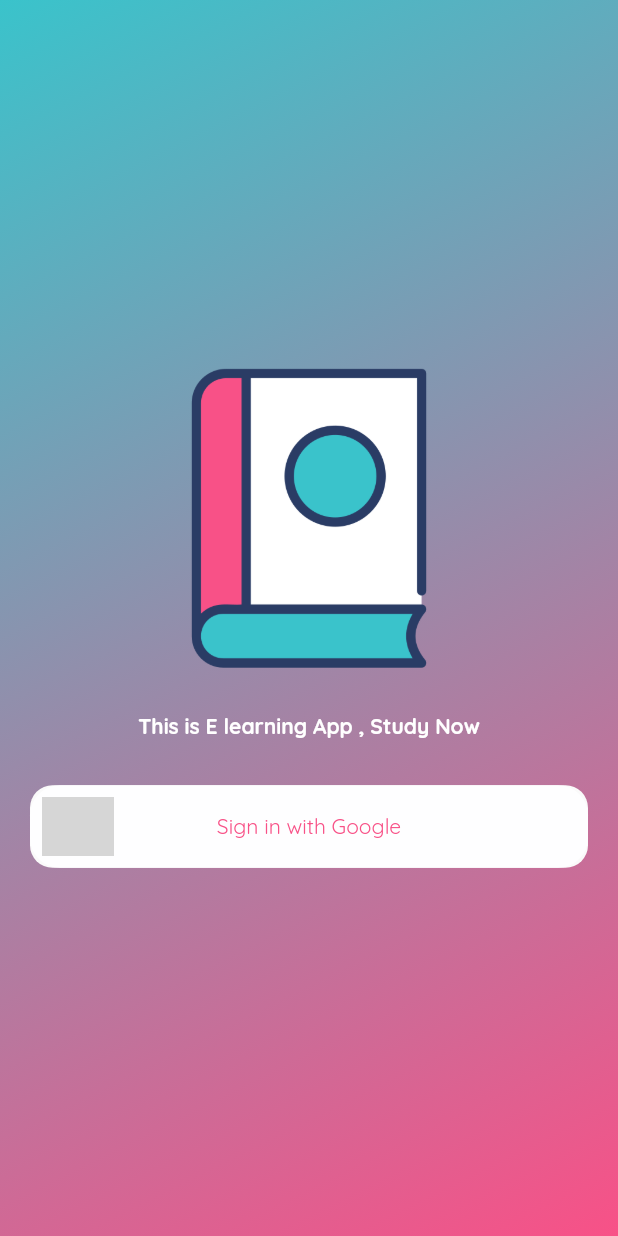
After one commit to fajarmuhammadsidiq/elearningapp, a Flutter app: the LoginScreen screen opened by its route, after a tap on "Sign in with Google", on a phone screen of 412 x 824 dp. The commit adds this screen. Run offline on Flutter 3.47's test engine with Material 2 defaults, Android fonts, the phone set to English and light mode, and no system bars; our stand-ins replace cached_network_image, cloud_firestore, firebase_auth, firebase_core, firebase_storage, flutter_svg and 4 more; accounts and stored records are empty; project files that could hold a hidden picture were left out; grey boxes are pictures that could not be loaded.

Commit message:
add login google

```diff
--- a/lib/controllers/question_paper/auth_controller.dart
+++ b/lib/controllers/question_paper/auth_controller.dart
@@ -1,19 +1,77 @@
+import 'package:elearning_app/firebase/references.dart';
+import 'package:elearning_app/widget/dialogs/dialogs_widget.dart';
+import 'package:firebase_auth/firebase_auth.dart';
+import 'package:flutter/material.dart';
 import 'package:get/get.dart';
+import 'package:google_sign_in/google_sign_in.dart';
+
+import '../../screens/login/login_screen.dart';
 
 class AuthController extends GetxController {
   @override
   void onReady() {
     // TODO: implement onReady
     initAuth();
+
     super.onReady();
   }
 
+  late FirebaseAuth auth;
+  final _user = Rxn<User>();
+  late Stream<User?> _authStateChanges;
+
   void initAuth() async {
     await Future.delayed(Duration(seconds: 2));
+
+    auth = FirebaseAuth.instance;
+    _authStateChanges = auth.authStateChanges();
+    _authStateChanges.listen((User? user) {
+      _user.value = user;
+    });
     navigateToIntroduction();
+  }
+
+  signWithGoogle() async {
+    final GoogleSignIn _googleSignIn = GoogleSignIn();
+    try {
+      GoogleSignInAccount? account = await _googleSignIn.signIn();
+      if (account != null) {
+        final _authAccount = await account.authentication;
+        final _credential = GoogleAuthProvider.credential(
+            idToken: _authAccount.idToken,
+            accessToken: _authAccount.accessToken);
+        await auth.signInWithCredential(_credential);
+        await saveUser(account);
+      }
+    } on Exception catch (error) {
+      print(error);
+    }
+  }
+
+  saveUser(GoogleSignInAccount account) {
+    userRF.doc(account.email).set({
+      "email": account.email,
+      "name": account.displayName,
+      "profilepic": account.photoUrl
+    });
   }
 
   void navigateToIntroduction() {
     Get.offAllNamed("/introduction");
   }
+
+  void showLoginAlertDialogue() {
+    Get.dialog(Dialogs.questionStartDialogue(onTap: () {
+      Get.back();
+      navigateToLoginPage();
+    }), barrierDismissible: false);
+  }
+
+  bool isLogin() {
+    return auth.currentUser != null;
+  }
+
+  void navigateToLoginPage() {
+    Get.toNamed(LoginScreen.routeName);
+  }
 }
--- a/lib/firebase/references.dart
+++ b/lib/firebase/references.dart
@@ -2,6 +2,9 @@ import 'package:cloud_firestore/cloud_firestore.dart';
 
 final firestore = FirebaseFirestore.instance;
 final questionPaperRF = firestore.collection('questionPapers');
+
+final userRF = firestore.collection("user ");
+
 DocumentReference questionRF({
   required String paperId,
   required String questionId,
--- a/lib/routes/app_route.dart
+++ b/lib/routes/app_route.dart
@@ -5,6 +5,7 @@ import 'package:get/get.dart';
 
 import '../controllers/question_paper/question_papers/question_papers_controller.dart';
 import '../screens/introduction/introduction.dart';
+import '../screens/login/login_screen.dart';
 
 class AppRoutes {
   static List<GetPage> route() => [
@@ -22,6 +23,10 @@ class AppRoutes {
             binding: BindingsBuilder(() {
               Get.put(QuestionPaperController());
               Get.put(MyZoomDrawerController());
-            }))
+            })),
+        GetPage(
+          name: LoginScreen.routeName,
+          page: () => LoginScreen(),
+        ),
       ];
 }
--- a/lib/screens/home/home_screen.dart
+++ b/lib/screens/home/home_screen.dart
@@ -27,6 +27,8 @@ class HomeScreen extends GetView<MyZoomDrawerController> {
     return Scaffold(body: GetBuilder<MyZoomDrawerController>(
       builder: (_) {
         return ZoomDrawer(
+          menuBackgroundColor: Color.fromARGB(255, 103, 179, 241),
+          menuScreenOverlayColor: Color.fromARGB(255, 103, 179, 241),
           menuScreenWidth: double.maxFinite,
           drawerShadowsBackgroundColor: Colors.white,
           slideWidth: MediaQuery.of(context).size.width * 0.6,
--- /dev/null
+++ b/lib/screens/login/login_screen.dart
@@ -0,0 +1,54 @@
+import 'package:elearning_app/controllers/question_paper/auth_controller.dart';
+import 'package:flutter/material.dart';
+import 'package:flutter_svg/flutter_svg.dart';
+import 'package:get/get.dart';
+import '../../configs/themes/app_colors.dart';
+import '../../widget/common/main_button.dart';
+
+class LoginScreen extends GetView<AuthController> {
+  const LoginScreen({super.key});
+
+  static const String routeName = "/login";
+
+  @override
+  Widget build(BuildContext context) {
+    return Scaffold(
+      body: Container(
+        padding: const EdgeInsets.symmetric(horizontal: 20),
+        alignment: Alignment.center,
+        decoration: BoxDecoration(gradient: mainGradient()),
+        child: Column(mainAxisAlignment: MainAxisAlignment.center, children: [
+          Image.asset(
+              height: 200, width: 200, "assets/images/app_splash_logo.png"),
+          const Padding(
+            padding: EdgeInsets.symmetric(vertical: 30),
+            child: Text(
+              textAlign: TextAlign.center,
+              "This is E learning App , Study Now ",
+              style: TextStyle(
+                  color: onSurfaceTextColor, fontWeight: FontWeight.bold),
+            ),
+          ),
+          MainButton(
+            onTap: () {
+              controller.signWithGoogle();
+            },
+            child: Stack(children: [
+              Positioned(
+                  left: 0,
+                  bottom: 0,
+                  top: 0,
+                  child: SvgPicture.asset("assets/icons/google.svg")),
+              Center(
+                child: Text(
+                  "Sign in with Google",
+                  style: TextStyle(color: Theme.of(context).primaryColor),
+                ),
+              )
+            ]),
+          )
+        ]),
+      ),
+    );
+  }
+}
--- /dev/null
+++ b/lib/widget/common/main_button.dart
@@ -0,0 +1,49 @@
+import 'package:flutter/material.dart';
+import 'package:get/get.dart';
+
+import '../../configs/themes/app_colors.dart';
+
+class MainButton extends StatelessWidget {
+  MainButton(
+      {super.key,
+      this.title = '',
+      this.enabled = true,
+      required this.onTap,
+      this.child,
+      this.color});
+
+  final String title;
+  final VoidCallback onTap;
+  final enabled;
+  final Widget? child;
+  final Color? color;
+
+  @override
+  Widget build(BuildContext context) {
+    return Material(
+      borderRadius: BorderRadius.circular(15),
+      child: SizedBox(
+        height: 55,
+        width: Get.width,
+        child: InkWell(
+            onTap: enabled == false ? null : onTap,
+            child: Container(
+              decoration: BoxDecoration(
+                  borderRadius: BorderRadius.circular(20),
+                  color: color ?? Theme.of(context).cardColor),
+              child: Padding(
+                  padding: const EdgeInsets.all(8.0),
+                  child: child ??
+                      Center(
+                        child: Text(
+                          title,
+                          style: TextStyle(
+                              fontWeight: FontWeight.bold,
+                              color: onSurfaceTextColor),
+                        ),
+                      )),
+            )),
+      ),
+    );
+  }
+}
--- a/pubspec.yaml
+++ b/pubspec.yaml
@@ -41,6 +41,10 @@ dependencies:
   firebase_storage: ^11.2.1
   cached_network_image: ^3.2.3
   flutter_zoom_drawer: ^3.0.4+1
+  url_launcher: ^6.1.11
+  firebase_auth: ^4.6.1
+  google_sign_in: ^6.1.0
+  flutter_svg: ^2.0.5
 
 dev_dependencies:
   flutter_test:
```
Also changed, not shown: lib/controllers/question_paper/question_papers/question_papers_controller.dart (+17 -0 lines), lib/controllers/zoom_drawer_controller.dart (+22 -0 lines), lib/screens/home/menu_screen.dart (+24 -3 lines), lib/screens/home/question_card.dart (+7 -1 lines), lib/widget/dialogs/dialogs_widget.dart (added, +30 -0 lines), pubspec.lock, 5 other files.
